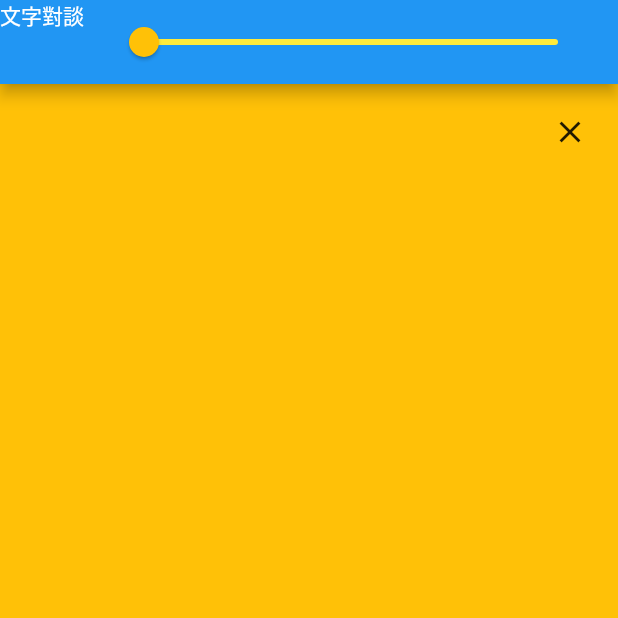
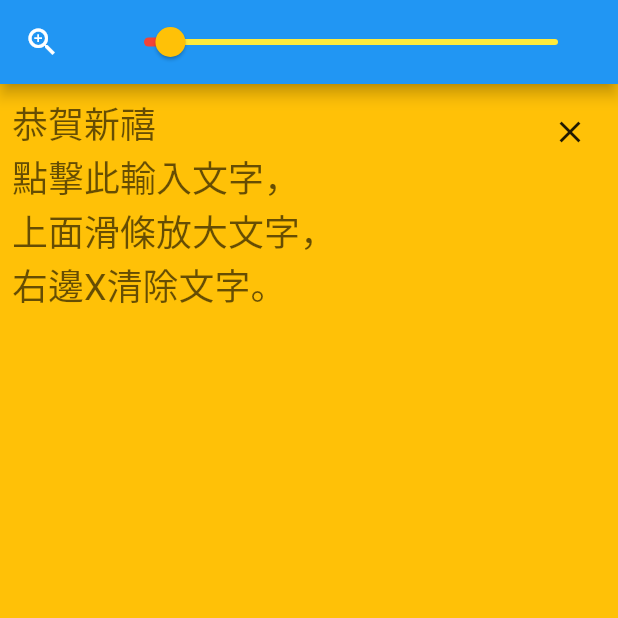
Before and after one commit to ychsue/textalk, a Flutter app: the screen it shows after launch, on a phone screen of 412 x 824 dp, the top half of it. Run offline on Flutter 3.47's test engine with Material 2 defaults, Android fonts, the phone set to English and light mode, and no system bars; our stand-ins replace get, get_storage.

Commit message:
publish it to github

```diff
--- a/lib/main.dart
+++ b/lib/main.dart
@@ -9,6 +9,7 @@ void main() async {
   await GetStorage.init();
   runApp(
     GetMaterialApp(
+      title: "文字代替說話",
         debugShowCheckedModeBanner: false,
         // initialRoute: Routes.SPLASH,
         // theme: appThemeData,
--- a/lib/modules/home/home_ctrler.dart
+++ b/lib/modules/home/home_ctrler.dart
@@ -2,7 +2,7 @@ import 'package:get/get.dart';
 import 'package:get_storage/get_storage.dart';
 
 class HomeController extends GetxController {
-  final fontSize = 12.0.obs;
+  final fontSize = 24.0.obs;
   late Worker _fontSizeWorker;
   static const String fontSizeKey = "fontSize";
 
--- a/lib/modules/home/home_page.dart
+++ b/lib/modules/home/home_page.dart
@@ -11,7 +11,7 @@ class HomePage extends GetView<HomeController> {
   Widget build(BuildContext context) {
     return Scaffold(
     appBar: AppBar(
-      leading: const Text('文字對談'),
+      leading: const Icon(Icons.zoom_in_outlined),
       title: Obx(()=>Slider(value: controller.fontSize.value,
        onChanged: (v)=>controller.fontSize.value=v,
        min:12, max:200,
--- a/lib/modules/home/text_input/my_text_input.dart
+++ b/lib/modules/home/text_input/my_text_input.dart
@@ -13,18 +13,41 @@ class _MyTextInputState extends State<MyTextInput> {
   final _txtCtrler = TextEditingController();
   final controller = Get.find<HomeController>();
 
+  final cHint = "點擊此輸入文字，\n上面滑條放大文字，\n右邊X清除文字。".obs;
+  String _hintTxt() {
+    final now = DateTime.now();
+    String result = cHint.value;
+    if((now.month==12 && now.day >= 25) || (now.month==1) ||(now.month==2 && now.day <= 5)) {
+      result = "恭賀新禧\n"+result;
+    }
+    return result;
+  }
+
+  @override
+  void initState() {
+    super.initState();
+    cHint.value = _hintTxt();
+  }
+
+  @override
+  void dispose() {
+    _txtCtrler.dispose();
+    super.dispose();
+  }
+
   @override
   Widget build(BuildContext context) {
     return Stack(
       children: [
         Obx(() => TextField(
-          expands: true,
+              expands: true,
               controller: _txtCtrler,
               keyboardType: TextInputType.multiline,
               maxLines: null,
-              decoration: const InputDecoration(
+              decoration: InputDecoration(
                 isDense: false,
-                contentPadding: EdgeInsets.all(8),
+                hintText: cHint.value,
+                contentPadding: const EdgeInsets.all(8),
                 border: InputBorder.none,
               ),
               style: TextStyle(fontSize: controller.fontSize.value),
```
Also changed, not shown: 2 other files.
